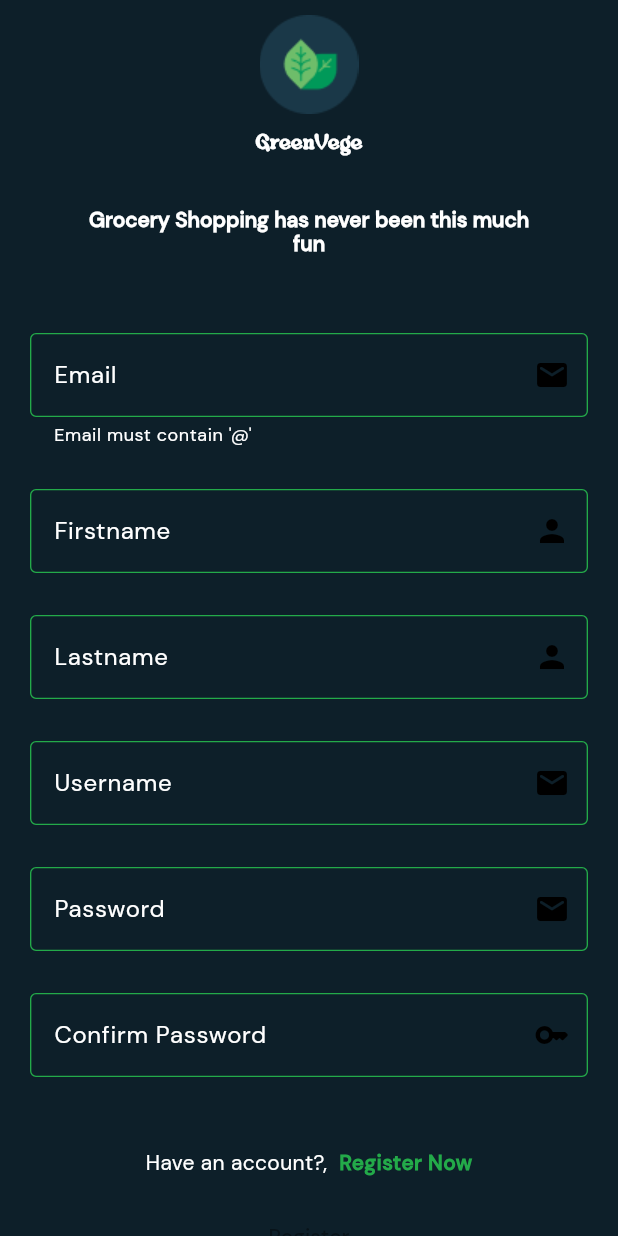
After one commit to black-coda/grorcery_app, a Flutter app: the screen it shows after launch, swiped to page 3, on a phone screen of 412 x 824 dp. The commit adds this screen. Run offline on Flutter 3.47's test engine with Material 2 defaults, Android fonts, the phone set to English and light mode, and no system bars.

Commit message:
Register page cleared 🚶

```diff
--- a/lib/main.dart
+++ b/lib/main.dart
@@ -13,8 +13,9 @@ class MyApp extends StatelessWidget {
   @override
   Widget build(BuildContext context) {
     return MaterialApp(
+
       debugShowCheckedModeBanner: false,
-      title: 'Flutter Demo',
+      title: 'GreenVege',
       theme: darkThemed,
       home: const MainPage(),
     );
--- a/lib/views/UI/auth/login_ui.dart
+++ b/lib/views/UI/auth/login_ui.dart
@@ -1,4 +1,5 @@
 import 'package:flutter/material.dart';
+
 class LoginScreen extends StatefulWidget {
   const LoginScreen({super.key});
 
@@ -45,7 +46,7 @@ class _LoginScreenState extends State<LoginScreen> {
                     ),
                   ),
                   const SizedBox(
-                    height: 64,
+                    height: 32,
                   ),
 
                   //form field
@@ -147,6 +148,9 @@ class _LoginScreenState extends State<LoginScreen> {
                                 ),
                               ),
                             ),
+                            const SizedBox(
+                              height: 50,
+                            ),
                           ],
                         ),
                       ],
--- /dev/null
+++ b/lib/views/UI/auth/register_ui.dart
@@ -0,0 +1,277 @@
+import 'package:flutter/material.dart';
+
+class RegisterScreen extends StatefulWidget {
+  const RegisterScreen({Key? key}) : super(key: key);
+
+  @override
+  State<RegisterScreen> createState() => _RegisterScreenState();
+}
+
+class _RegisterScreenState extends State<RegisterScreen> {
+  @override
+  Widget build(BuildContext context) {
+    return Scaffold(
+      body: SafeArea(
+        child: SingleChildScrollView(
+          child: Padding(
+            padding: const EdgeInsets.only(top: 10.0),
+            child: Column(
+              mainAxisAlignment: MainAxisAlignment.center,
+              crossAxisAlignment: CrossAxisAlignment.center,
+              children: [
+                Image.asset('assets/logo.png'),
+                const SizedBox(
+                  height: 10,
+                ),
+                const Text(
+                  "GreenVege",
+                  style: TextStyle(
+                    fontFamily: "Aloe",
+                    color: Colors.white,
+                    fontWeight: FontWeight.bold,
+                  ),
+                ),
+                const SizedBox(
+                  height: 32,
+                ),
+                SizedBox(
+                  width: 318,
+                  child: Text(
+                    'Grocery Shopping has never been this much fun',
+                    textAlign: TextAlign.center,
+                    style: Theme.of(context).textTheme.headline2,
+                  ),
+                ),
+                const SizedBox(
+                  height: 32,
+                ),
+
+                //form field
+                Container(
+                  padding: const EdgeInsets.all(20),
+                  child: Column(
+                    children: [
+                      TextFormField(
+                        style: const TextStyle(color: Colors.white),
+                        keyboardType: TextInputType.emailAddress,
+                        decoration: InputDecoration(
+                          helperText: "Email must contain '@'",
+                          helperStyle: const TextStyle(color: Colors.white),
+                          enabledBorder: OutlineInputBorder(
+                            borderSide: BorderSide(
+                              width: 0.9,
+                              color: Theme.of(context).colorScheme.primary,
+                            ),
+                          ),
+                          focusedBorder: OutlineInputBorder(
+                            borderSide: BorderSide(
+                              width: 0.9,
+                              color: Theme.of(context).colorScheme.primary,
+                            ),
+                          ),
+                          suffixIcon: const Icon(
+                            Icons.email_rounded,
+                          ),
+                          labelText: "Email",
+                          labelStyle: const TextStyle(
+                            color: Colors.white,
+                          ),
+                        ),
+                      ),
+                      const SizedBox(
+                        height: 28,
+                      ),
+                      TextFormField(
+                        style: const TextStyle(color: Colors.white),
+                        keyboardType: TextInputType.emailAddress,
+                        decoration: InputDecoration(
+                          helperStyle: const TextStyle(color: Colors.white),
+                          enabledBorder: OutlineInputBorder(
+                            borderSide: BorderSide(
+                              width: 0.9,
+                              color: Theme.of(context).colorScheme.primary,
+                            ),
+                          ),
+                          focusedBorder: OutlineInputBorder(
+                            borderSide: BorderSide(
+                              width: 0.9,
+                              color: Theme.of(context).colorScheme.primary,
+                            ),
+                          ),
+                          suffixIcon: const Icon(
+                            Icons.person,
+                          ),
+                          labelText: "Firstname",
+                          labelStyle: const TextStyle(
+                            color: Colors.white,
+                          ),
+                        ),
+                      ),
+                      const SizedBox(
+                        height: 28,
+                      ),
+                      TextFormField(
+                        style: const TextStyle(color: Colors.white),
+                        keyboardType: TextInputType.emailAddress,
+                        decoration: InputDecoration(
+                          helperStyle: const TextStyle(color: Colors.white),
+                          enabledBorder: OutlineInputBorder(
+                            borderSide: BorderSide(
+                              width: 0.9,
+                              color: Theme.of(context).colorScheme.primary,
+                            ),
+                          ),
+                          focusedBorder: OutlineInputBorder(
+                            borderSide: BorderSide(
+                              width: 0.9,
+                              color: Theme.of(context).colorScheme.primary,
+                            ),
+                          ),
+                          suffixIcon: const Icon(
+                            Icons.person,
+                          ),
+                          labelText: "Lastname",
+                          labelStyle: const TextStyle(
+                            color: Colors.white,
+                          ),
+                        ),
+                      ),
+                      const SizedBox(
+                        height: 28,
+                      ),
+                      TextFormField(
+                        style: const TextStyle(color: Colors.white),
+                        keyboardType: TextInputType.emailAddress,
+                        decoration: InputDecoration(
+                          // helperText: "",
+                          helperStyle: const TextStyle(color: Colors.white),
+                          enabledBorder: OutlineInputBorder(
+                            borderSide: BorderSide(
+                              width: 0.9,
+                              color: Theme.of(context).colorScheme.primary,
+                            ),
+                          ),
+                          focusedBorder: OutlineInputBorder(
+                            borderSide: BorderSide(
+                              width: 0.9,
+                              color: Theme.of(context).colorScheme.primary,
+                            ),
+                          ),
+                          suffixIcon: const Icon(
+                            Icons.email_rounded,
+                          ),
+                          labelText: "Username",
+                          labelStyle: const TextStyle(
+                            color: Colors.white,
+                          ),
+                        ),
+                      ),
+                      const SizedBox(
+                        height: 28,
+                      ),
+                      TextFormField(
+                        style: const TextStyle(color: Colors.white),
+                        keyboardType: TextInputType.emailAddress,
+                        decoration: InputDecoration(
+                          helperStyle: const TextStyle(color: Colors.white),
+                          enabledBorder: OutlineInputBorder(
+                            borderSide: BorderSide(
+                              width: 0.9,
+                              color: Theme.of(context).colorScheme.primary,
+                            ),
+                          ),
+                          focusedBorder: OutlineInputBorder(
+                            borderSide: BorderSide(
+                              width: 0.9,
+                              color: Theme.of(context).colorScheme.primary,
+                            ),
+                          ),
+                          suffixIcon: const Icon(
+                            Icons.email_rounded,
+                          ),
+                          labelText: "Password",
+                          labelStyle: const TextStyle(
+                            color: Colors.white,
+                          ),
+                        ),
+                      ),
+                      const SizedBox(
+                        height: 28,
+                      ),
+                      TextFormField(
+                        style: const TextStyle(
+                          color: Colors.white,
+                        ),
+                        obscureText: true,
+                        keyboardType: TextInputType.text,
+                        decoration: InputDecoration(
+                          enabledBorder: OutlineInputBorder(
+                            borderSide: BorderSide(
+                              width: 0.9,
+                              color: Theme.of(context).colorScheme.primary,
+                            ),
+                          ),
+                          focusedBorder: OutlineInputBorder(
+                            borderSide: BorderSide(
+                              width: 0.9,
+                              color: Theme.of(context).colorScheme.primary,
+                            ),
+                          ),
+                          suffixIcon: const Icon(
+                            Icons.key_rounded,
+                          ),
+                          labelText: "Confirm Password",
+                          labelStyle: const TextStyle(
+                            color: Colors.white,
+                          ),
+                        ),
+                      ),
+                      const SizedBox(
+                        height: 32,
+                      ),
+                      Row(
+                        mainAxisSize: MainAxisSize.min,
+                        mainAxisAlignment: MainAxisAlignment.spaceBetween,
+                        children: [
+                          const Text(
+                            "Have an account?,",
+                            style: TextStyle(
+                              color: Colors.white,
+                            ),
+                          ),
+                          const SizedBox(
+                            width: 8,
+                          ),
+                          GestureDetector(
+                            onTap: () {
+                              //TODO: To implement Navigate to login
+                            },
+                            child: Text(
+                              "Register Now",
+                              style: TextStyle(
+                                color: Theme.of(context).colorScheme.primary,
+                                fontWeight: FontWeight.bold,
+                              ),
+                            ),
+                          ),
+                          const SizedBox(
+                            height: 50,
+                          ),
+                        ],
+                      ),
+                      MaterialButton(
+                        onPressed: null,
+                        color: Theme.of(context).colorScheme.primary,
+                        child: const Text("Register"),
+                      )
+                    ],
+                  ),
+                )
+              ],
+            ),
+          ),
+        ),
+      ),
+    );
+  }
+}
--- a/lib/views/UI/splash.dart
+++ b/lib/views/UI/splash.dart
@@ -1,7 +1,9 @@
 import 'package:flutter/material.dart';
+import 'package:grorcery_app_/views/UI/auth/register_ui.dart';
 // import 'package:google_fonts/google_fonts.dart';
 
 import 'auth/login_ui.dart';
+import 'pages/home_page.dart';
 
 class PageViewScreen extends StatefulWidget {
   const PageViewScreen({super.key});
@@ -22,6 +24,8 @@ class _PageViewScreenState extends State<PageViewScreen> {
         children: const [
           ScreenOne(),
           LoginScreen(),
+          RegisterScreen(),
+          HomeWidget(),
         ],
       ),
     );
--- a/lib/views/UI/themes/themes_.dart
+++ b/lib/views/UI/themes/themes_.dart
@@ -9,6 +9,7 @@ final darkTheme = ThemeData(
 );
 
 final darkThemed = ThemeData(
+  useMaterial3: true,
   inputDecorationTheme: const InputDecorationTheme(
     iconColor: Color(0xff23AA49),
   ),
```
Also changed, not shown: assets/Mask group2x.png (added), assets/Mask group3x.png (added), assets/avatar.png (added), 1 other file.
